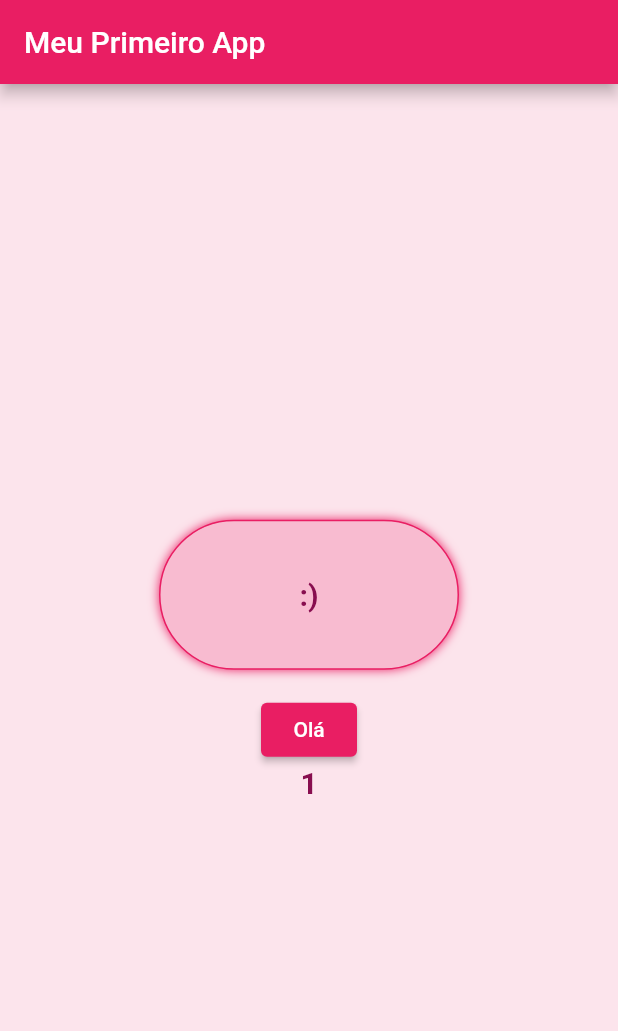
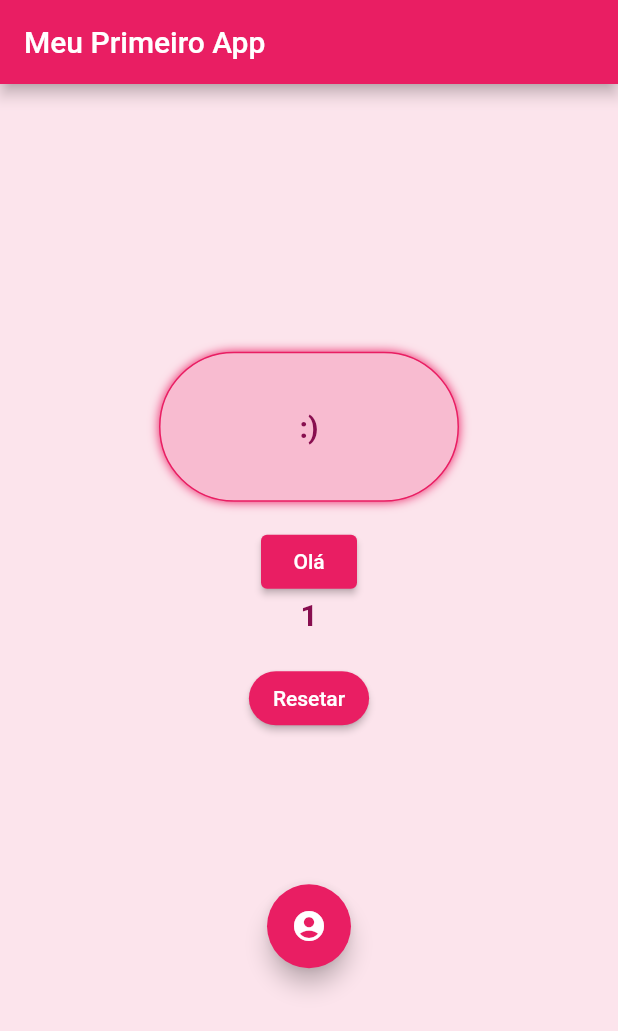
Before and after one commit to PedroTrama/flutter_testes, a Flutter app: the screen it shows after launch, after a tap on "Olá", on a phone screen of 412 x 824 dp. Shown: the top 1031 px of the screen. Run offline on Flutter 3.47's test engine with Material 2 defaults, Android fonts, the phone set to English and light mode, and no system bars; Roboto replaces fonts that are missing (Calibri).

Commit message:
toques finais

```diff
--- a/lib/main.dart
+++ b/lib/main.dart
@@ -1,13 +1,16 @@
 import 'package:flutter/material.dart';
 
 void main() {
-  runApp(MaterialApp(
+  runApp(const MaterialApp(
     home: HomePage(),
   ));
 }
 
 class HomePage extends StatefulWidget {
+  const HomePage({super.key});
+
   @override
+  // ignore: library_private_types_in_public_api
   _HomePageState createState() => _HomePageState();
 }
 
@@ -27,12 +30,18 @@ class _HomePageState extends State<HomePage> {
     });
   }
 
+  void reset() {
+    setState(() {
+      counter = 0;
+    });
+  }
+
   @override
   Widget build(BuildContext context) {
     return MaterialApp(
       home: Scaffold(
         appBar: AppBar(
-          title: Text('Meu Primeiro App'),
+          title: const Text('Meu Primeiro App'),
           backgroundColor: Colors.pink,
         ),
         backgroundColor: Colors.pink[50],
@@ -49,6 +58,7 @@ class _HomePageState extends State<HomePage> {
                     color: Colors.pink[100],
                     border: Border.all(color: Colors.pink),
                     borderRadius: BorderRadius.circular(100),
+                    // ignore: prefer_const_literals_to_create_immutables
                     boxShadow: [
                       const BoxShadow(color: Colors.pink, blurRadius: 5)
                     ]),
@@ -61,7 +71,7 @@ class _HomePageState extends State<HomePage> {
                       fontFamily: 'Calibri',
                     )),
               ),
-              SizedBox(height: 16),
+              const SizedBox(height: 16),
               ElevatedButton(
                 style: ButtonStyle(
                   backgroundColor:
@@ -70,7 +80,7 @@ class _HomePageState extends State<HomePage> {
                       MaterialStateProperty.all<Color>(Colors.white),
                 ),
                 onPressed: changeText,
-                child: Text('Olá'),
+                child: const Text('Olá'),
               ),
               Text(counter.toString(),
                   textAlign: TextAlign.center,
@@ -79,7 +89,30 @@ class _HomePageState extends State<HomePage> {
                     color: Colors.pink[900],
                     fontWeight: FontWeight.bold,
                     fontFamily: 'Calibri',
-                  ))
+                  )),
+              const SizedBox(height: 20),
+              ElevatedButton(
+                style: ButtonStyle(
+                  shape: MaterialStateProperty.all<RoundedRectangleBorder>(
+                    RoundedRectangleBorder(
+                      borderRadius: BorderRadius.circular(100.0),
+                    ),
+                  ),
+                  backgroundColor:
+                      MaterialStateProperty.all<Color>(Colors.pink),
+                  foregroundColor:
+                      MaterialStateProperty.all<Color>(Colors.white),
+                ),
+                onPressed: reset,
+                child: const Text('Resetar'),
+              ),
+              const SizedBox(height: 100),
+                FloatingActionButton(
+                  onPressed: () {},
+                  backgroundColor: Colors.pink,
+                  hoverColor: Colors.pink[900],
+                  child: const Icon(Icons.account_circle_rounded),
+                ),
             ],
           ),
         ),
```
